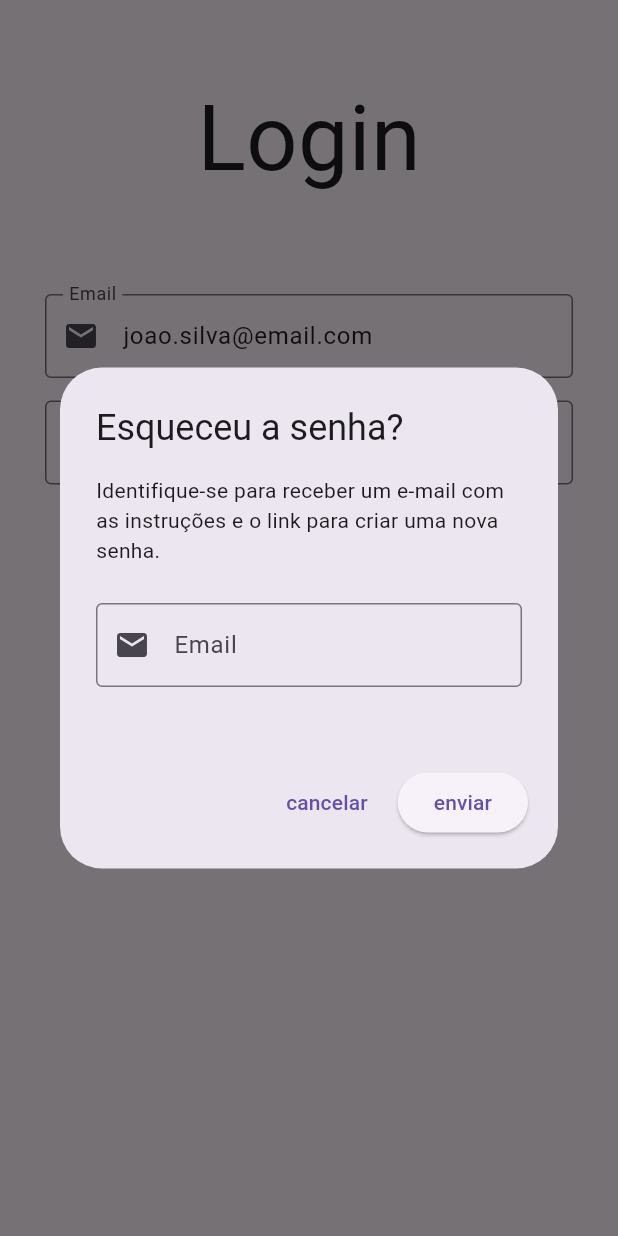
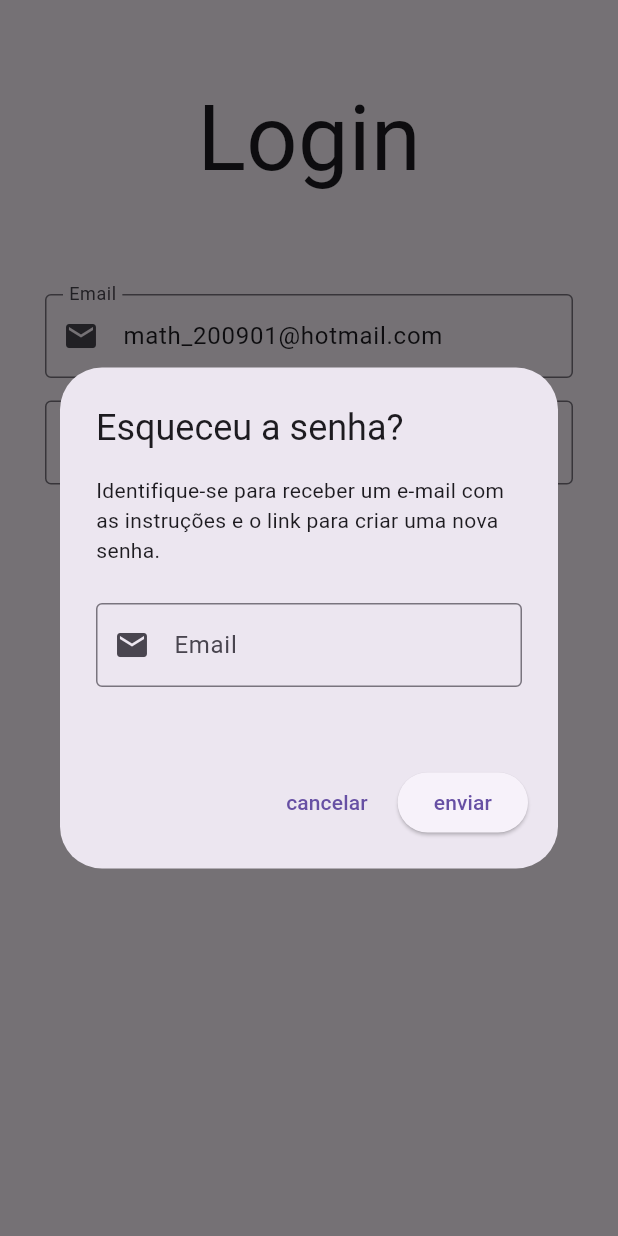
Before and after one commit to mussa010/app08, a Flutter app: the screen it shows after launch, after a tap on "Esqueceu a senha?", on a phone screen of 412 x 824 dp. Run offline on Flutter 3.47's test engine with Material 3 defaults, Android fonts, the phone set to English and light mode, and no system bars; our stand-ins replace cloud_firestore, device_preview, firebase_auth, firebase_core; accounts and stored records are empty.

```diff
--- a/lib/main.dart
+++ b/lib/main.dart
@@ -14,12 +14,14 @@ Future<void> main() async {
     options: DefaultFirebaseOptions.currentPlatform,
   );
 
-  runApp(
-    DevicePreview(
-      enabled: true,
-      builder: (context) => MainApp(),
-    ),
-  );
+  // runApp(
+  //   DevicePreview(
+  //     enabled: true,
+  //     builder: (context) => MainApp(),
+  //   ),
+  // );
+
+  runApp(MainApp());
 }
 
 class MainApp extends StatelessWidget {
--- a/lib/view/login_view.dart
+++ b/lib/view/login_view.dart
@@ -20,8 +20,8 @@ class _LoginViewState extends State<LoginView> {
   void initState() {
     super.initState();
 
-    txtEmail.text = 'joao.silva@email.com';
-    txtSenha.text = '123456';
+    txtEmail.text = 'math_200901@hotmail.com';
+    txtSenha.text = '1234567890';
   }
 
   @override
```
Also changed, not shown: lib/controller/tarefa_controller.dart (+12 -1 lines), lib/view/principal_view.dart (+18 -4 lines).
